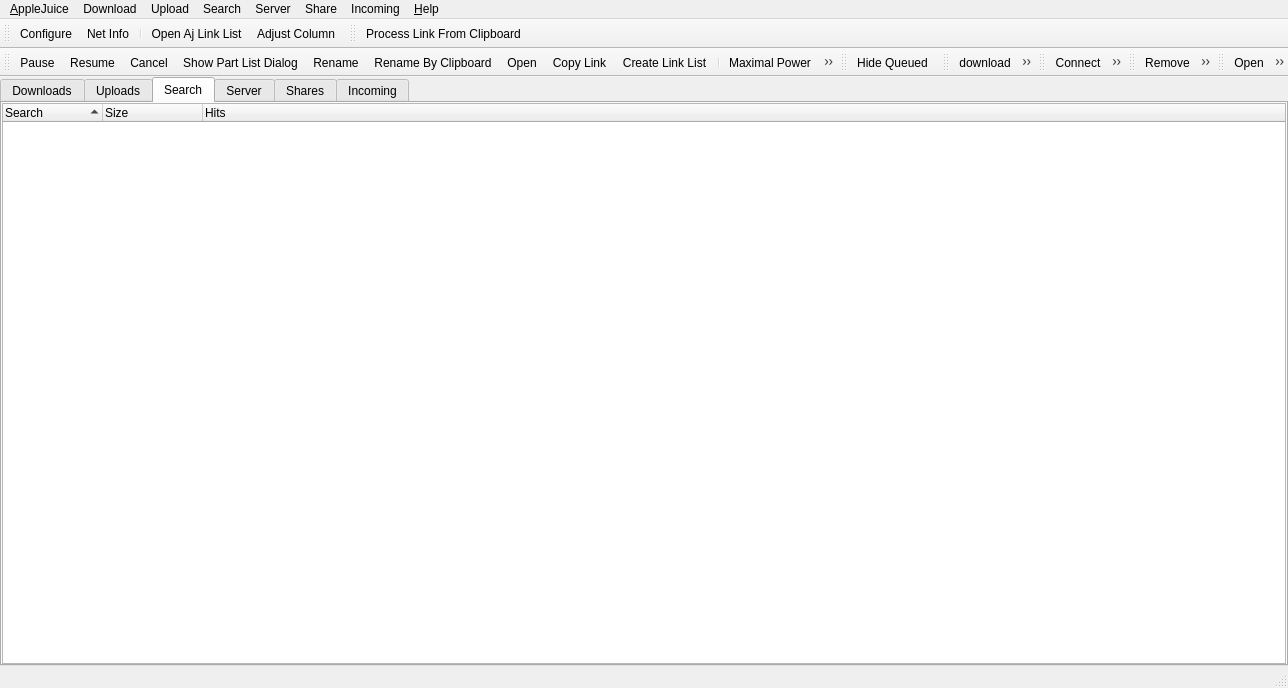
This is juicer/src/mainwindowbase.ui in applejuicenetz/gui-juicer as Qt 5 draws it before an edit. The edited form follows.
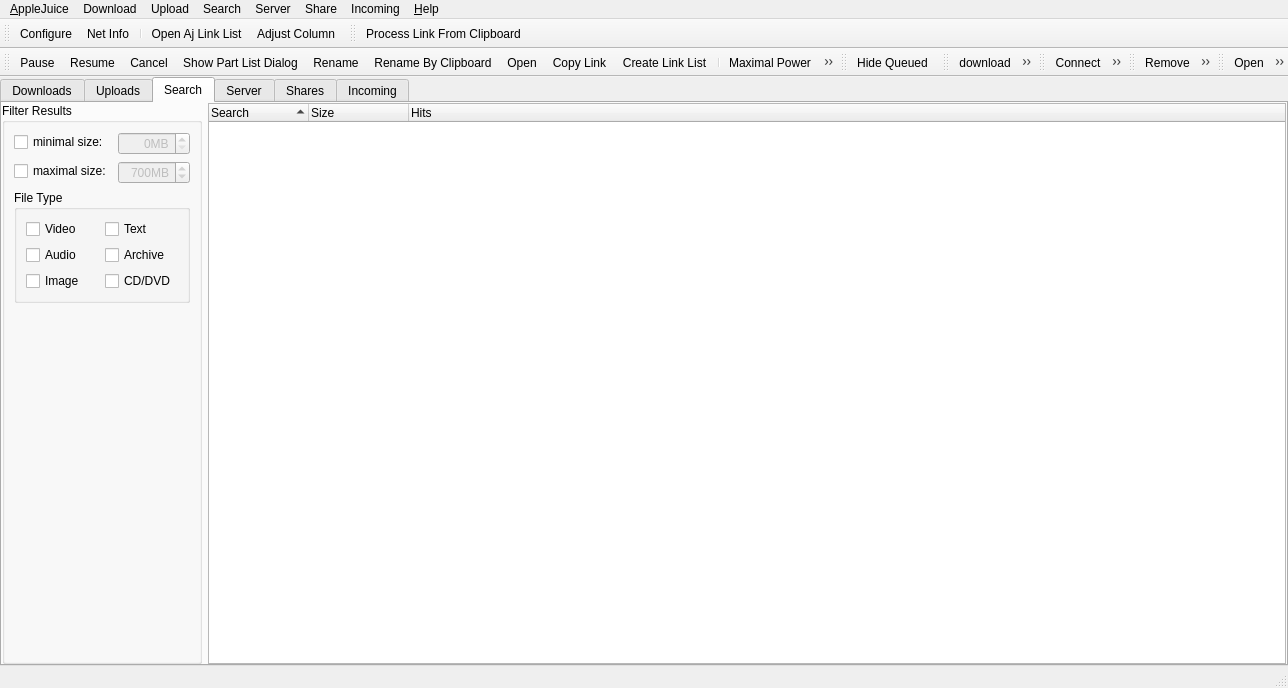
This is the edited form. The open tabs and pages were chosen to show the change. Icons and pictures are not drawn. Custom widgets are drawn as their Qt base class.

Diff of the .ui file:
```diff
--- a/juicer/src/mainwindowbase.ui
+++ b/juicer/src/mainwindowbase.ui
@@ -255,10 +255,154 @@
         <iconset resource="images.qrc" >
          <normaloff>:/small/searching.png</normaloff>:/small/searching.png</iconset>
        </attribute>
-       <layout class="QVBoxLayout" name="verticalLayout_4" >
+       <layout class="QHBoxLayout" name="horizontalLayout" >
         <property name="margin" >
          <number>0</number>
         </property>
+        <item>
+         <widget class="QGroupBox" name="groupBox" >
+          <property name="title" >
+           <string>Filter Results</string>
+          </property>
+          <layout class="QVBoxLayout" name="verticalLayout_4" >
+           <item>
+            <layout class="QFormLayout" name="formLayout" >
+             <property name="fieldGrowthPolicy" >
+              <enum>QFormLayout::ExpandingFieldsGrow</enum>
+             </property>
+             <property name="labelAlignment" >
+              <set>Qt::AlignLeading|Qt::AlignLeft|Qt::AlignVCenter</set>
+             </property>
+             <item row="0" column="0" >
+              <widget class="QCheckBox" name="minSizeCheckBox" >
+               <property name="text" >
+                <string>minimal size:</string>
+               </property>
+              </widget>
+             </item>
+             <item row="0" column="1" >
+              <widget class="QSpinBox" name="minSizeSpinBox" >
+               <property name="enabled" >
+                <bool>false</bool>
+               </property>
+               <property name="sizePolicy" >
+                <sizepolicy vsizetype="Fixed" hsizetype="Preferred" >
+                 <horstretch>0</horstretch>
+                 <verstretch>0</verstretch>
+                </sizepolicy>
+               </property>
+               <property name="alignment" >
+                <set>Qt::AlignRight|Qt::AlignTrailing|Qt::AlignVCenter</set>
+               </property>
+               <property name="suffix" >
+                <string>MB</string>
+               </property>
+               <property name="maximum" >
+                <number>9999</number>
+               </property>
+              </widget>
+             </item>
+             <item row="1" column="0" >
+              <widget class="QCheckBox" name="maxSizeCheckBox" >
+               <property name="text" >
+                <string>maximal size:</string>
+               </property>
+              </widget>
+             </item>
+             <item row="1" column="1" >
+              <widget class="QSpinBox" name="maxSizeSpinBox" >
+               <property name="enabled" >
+                <bool>false</bool>
+               </property>
+               <property name="sizePolicy" >
+                <sizepolicy vsizetype="Fixed" hsizetype="Preferred" >
+                 <horstretch>0</horstretch>
+                 <verstretch>0</verstretch>
+                </sizepolicy>
+               </property>
+               <property name="alignment" >
+                <set>Qt::AlignRight|Qt::AlignTrailing|Qt::AlignVCenter</set>
+               </property>
+               <property name="suffix" >
+                <string>MB</string>
+               </property>
+               <property name="maximum" >
+                <number>9999</number>
+               </property>
+               <property name="value" >
+                <number>700</number>
+               </property>
+              </widget>
+             </item>
+            </layout>
+           </item>
+           <item>
+            <widget class="QGroupBox" name="groupBox_2" >
+             <property name="title" >
+              <string>File Type</string>
+             </property>
+             <layout class="QGridLayout" name="gridLayout" >
+              <item row="2" column="0" >
+               <widget class="QCheckBox" name="audioCheckBox" >
+                <property name="text" >
+                 <string>Audio</string>
+                </property>
+               </widget>
+              </item>
+              <item row="3" column="0" >
+               <widget class="QCheckBox" name="imageCheckBox" >
+                <property name="text" >
+                 <string>Image</string>
+                </property>
+               </widget>
+              </item>
+              <item row="3" column="1" >
+               <widget class="QCheckBox" name="cddvdCheckBox" >
+                <property name="text" >
+                 <string>CD/DVD</string>
+                </property>
+               </widget>
+              </item>
+              <item row="0" column="1" >
+               <widget class="QCheckBox" name="textCheckBox" >
+                <property name="text" >
+                 <string>Text</string>
+                </property>
+               </widget>
+              </item>
+              <item row="2" column="1" >
+               <widget class="QCheckBox" name="archiveCheckBox" >
+                <property name="text" >
+                 <string>Archive</string>
+                </property>
+               </widget>
+              </item>
+              <item row="0" column="0" >
+               <widget class="QCheckBox" name="videoCheckBox" >
+                <property name="text" >
+                 <string>Video</string>
+                </property>
+               </widget>
+              </item>
+             </layout>
+            </widget>
+           </item>
+           <item>
+            <spacer name="verticalSpacer" >
+             <property name="orientation" >
+              <enum>Qt::Vertical</enum>
+             </property>
+             <property name="sizeHint" stdset="0" >
+              <size>
+               <width>20</width>
+               <height>40</height>
+              </size>
+             </property>
+            </spacer>
+           </item>
+          </layout>
+         </widget>
+        </item>
         <item>
          <widget class="QTreeWidget" name="searchsTreeWidget" >
           <property name="selectionMode" >
```
Left out of the diff: 43 changed lines with no effect on the pictures.
